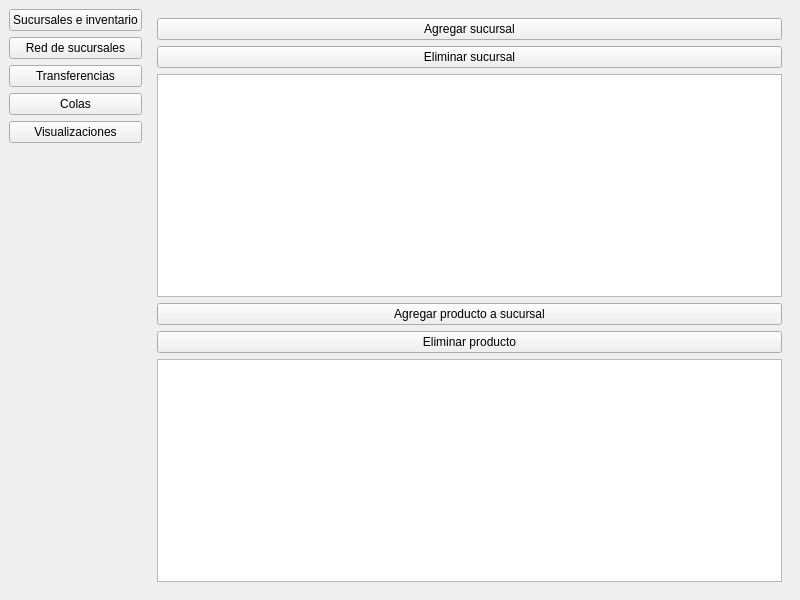
The window that app/gui/main_window.ui (CarlosL62/supermarket-inventory-system) describes before a commit, drawn with Qt 5.
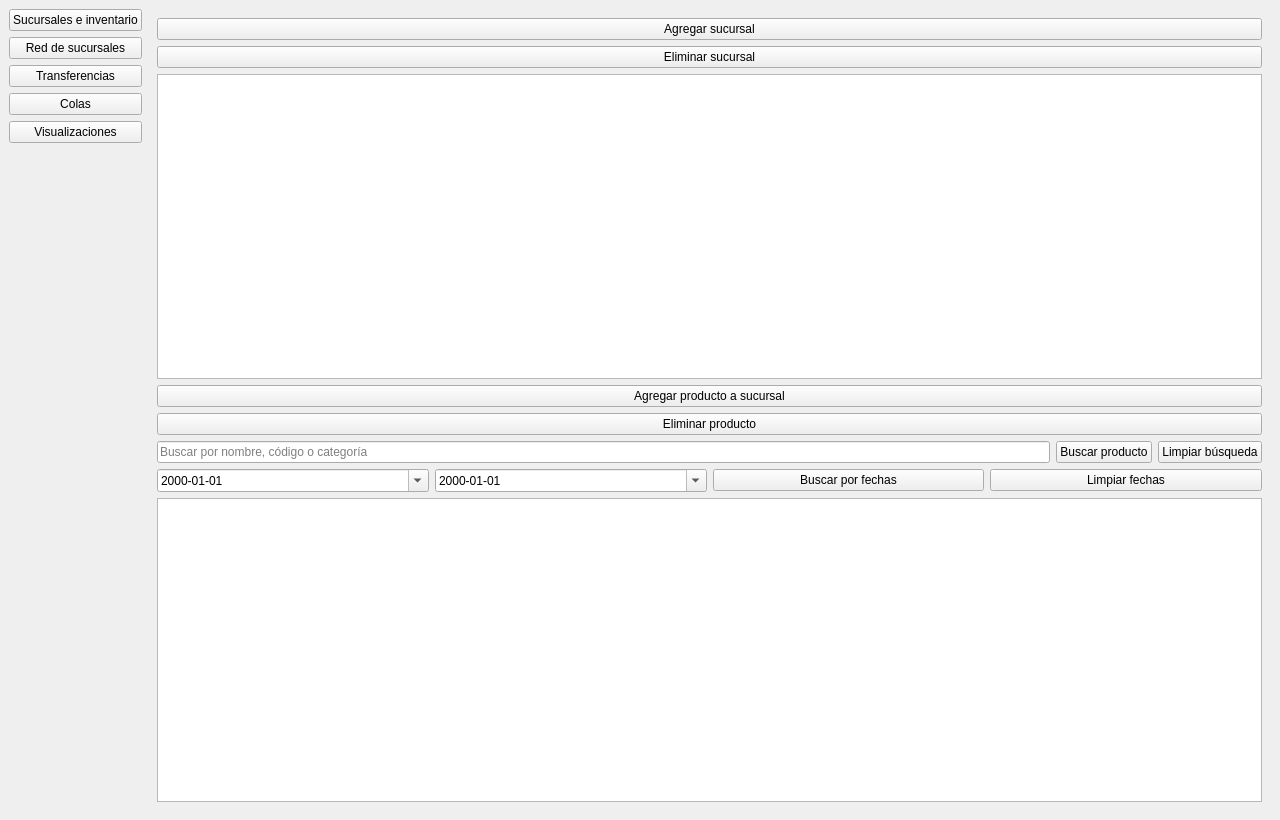
The same window after the commit.

Commit message: feat: add product search and date range filtering functionality in inventory view

Diff of the .ui file:
```diff
--- a/app/gui/main_window.ui
+++ b/app/gui/main_window.ui
@@ -6,8 +6,8 @@
    <rect>
     <x>0</x>
     <y>0</y>
-    <width>800</width>
-    <height>600</height>
+    <width>1280</width>
+    <height>820</height>
    </rect>
   </property>
   <property name="windowTitle">
@@ -107,6 +107,69 @@
             </property>
            </widget>
           </item>
+          <item>
+           <layout class="QHBoxLayout" name="productSearchLayout">
+            <item>
+             <widget class="QLineEdit" name="inputProductSearch">
+              <property name="placeholderText">
+               <string>Buscar por nombre, código o categoría</string>
+              </property>
+             </widget>
+            </item>
+            <item>
+             <widget class="QPushButton" name="btnSearchProduct">
+              <property name="text">
+               <string>Buscar producto</string>
+              </property>
+             </widget>
+            </item>
+            <item>
+             <widget class="QPushButton" name="btnClearProductSearch">
+              <property name="text">
+               <string>Limpiar búsqueda</string>
+              </property>
+             </widget>
+            </item>
+           </layout>
+          </item>
+          <item>
+           <layout class="QHBoxLayout" name="dateRangeSearchLayout">
+            <item>
+             <widget class="QDateEdit" name="inputStartDate">
+              <property name="displayFormat">
+               <string>yyyy-MM-dd</string>
+              </property>
+              <property name="calendarPopup">
+               <bool>true</bool>
+              </property>
+             </widget>
+            </item>
+            <item>
+             <widget class="QDateEdit" name="inputEndDate">
+              <property name="displayFormat">
+               <string>yyyy-MM-dd</string>
+              </property>
+              <property name="calendarPopup">
+               <bool>true</bool>
+              </property>
+             </widget>
+            </item>
+            <item>
+             <widget class="QPushButton" name="btnSearchByDateRange">
+              <property name="text">
+               <string>Buscar por fechas</string>
+              </property>
+             </widget>
+            </item>
+            <item>
+             <widget class="QPushButton" name="btnClearDateRange">
+              <property name="text">
+               <string>Limpiar fechas</string>
+              </property>
+             </widget>
+            </item>
+           </layout>
+          </item>
           <item>
            <widget class="QTableWidget" name="productsTable"/>
           </item>
```
Left out of the diff: 1 changed line with no effect on the pictures. The commit also changes 2 other files.
